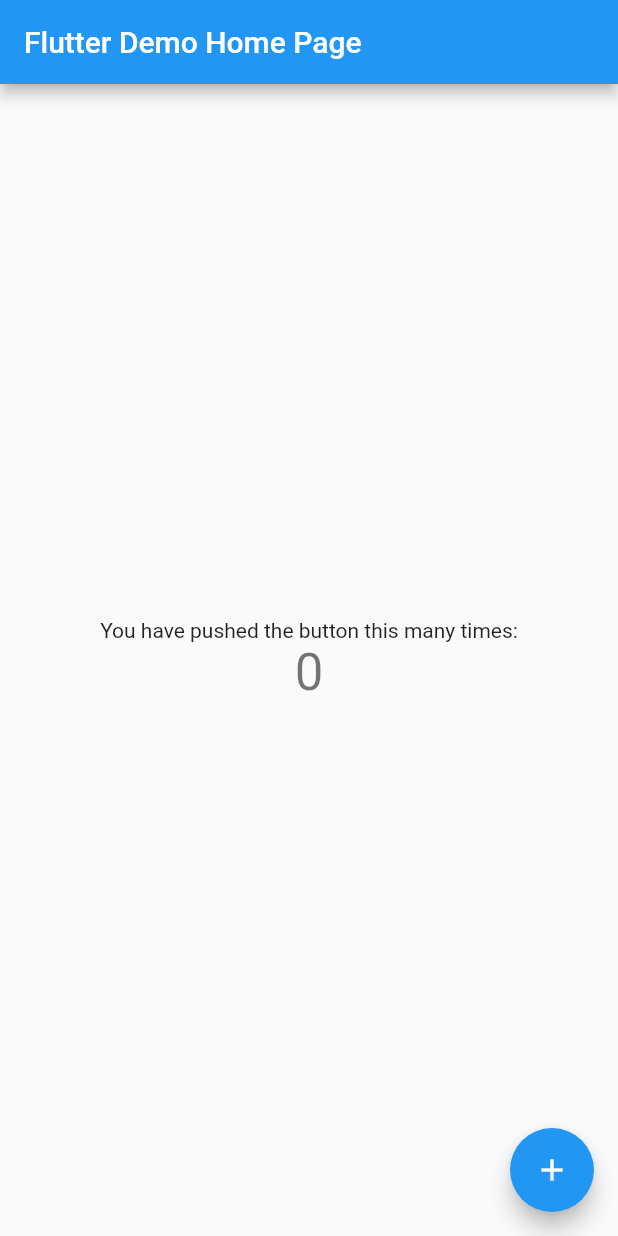
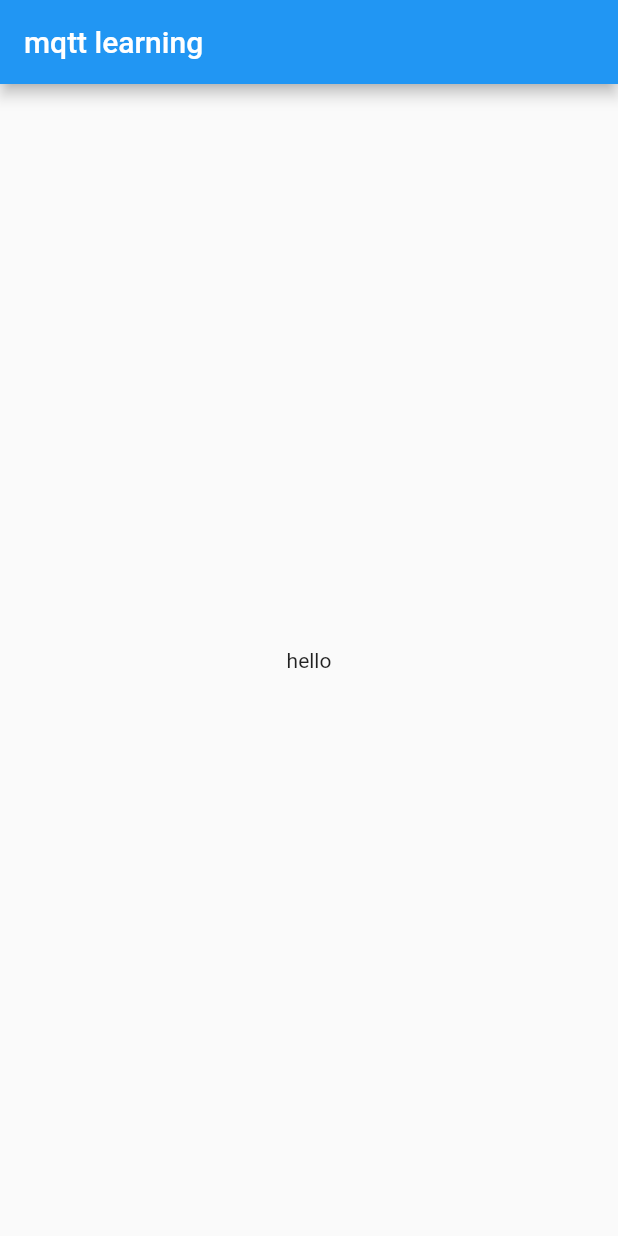
Before and after one commit to BitKnitting/Flutter_mqtt, a Flutter app: the screen it shows after launch, on a phone screen of 412 x 824 dp. Run offline on Flutter 3.47's test engine with Material 2 defaults, Android fonts, the phone set to English and light mode, and no system bars.

Commit message:
first update.

```diff
--- a/flutter_mqtt_learning/lib/main.dart
+++ b/flutter_mqtt_learning/lib/main.dart
@@ -1,8 +1,10 @@
 import 'package:flutter/material.dart';
+import 'mqtt_page.dart';
 
 void main() => runApp(MyApp());
 
 class MyApp extends StatelessWidget {
+
   // This widget is the root of your application.
   @override
   Widget build(BuildContext context) {
@@ -20,92 +22,7 @@ class MyApp extends StatelessWidget {
         // is not restarted.
         primarySwatch: Colors.blue,
       ),
-      home: MyHomePage(title: 'Flutter Demo Home Page'),
+      home: MqttPage(title: 'mqtt learning'),
     );
   }
 }
-
-class MyHomePage extends StatefulWidget {
-  MyHomePage({Key key, this.title}) : super(key: key);
-
-  // This widget is the home page of your application. It is stateful, meaning
-  // that it has a State object (defined below) that contains fields that affect
-  // how it looks.
-
-  // This class is the configuration for the state. It holds the values (in this
-  // case the title) provided by the parent (in this case the App widget) and
-  // used by the build method of the State. Fields in a Widget subclass are
-  // always marked "final".
-
-  final String title;
-
-  @override
-  _MyHomePageState createState() => _MyHomePageState();
-}
-
-class _MyHomePageState extends State<MyHomePage> {
-  int _counter = 0;
-
-  void _incrementCounter() {
-    setState(() {
-      // This call to setState tells the Flutter framework that something has
-      // changed in this State, which causes it to rerun the build method below
-      // so that the display can reflect the updated values. If we changed
-      // _counter without calling setState(), then the build method would not be
-      // called again, and so nothing would appear to happen.
-      _counter++;
-    });
-  }
-
-  @override
-  Widget build(BuildContext context) {
-    // This method is rerun every time setState is called, for instance as done
-    // by the _incrementCounter method above.
-    //
-    // The Flutter framework has been optimized to make rerunning build methods
-    // fast, so that you can just rebuild anything that needs updating rather
-    // than having to individually change instances of widgets.
-    return Scaffold(
-      appBar: AppBar(
-        // Here we take the value from the MyHomePage object that was created by
-        // the App.build method, and use it to set our appbar title.
-        title: Text(widget.title),
-      ),
-      body: Center(
-        // Center is a layout widget. It takes a single child and positions it
-        // in the middle of the parent.
-        child: Column(
-          // Column is also layout widget. It takes a list of children and
-          // arranges them vertically. By default, it sizes itself to fit its
-          // children horizontally, and tries to be as tall as its parent.
-          //
-          // Invoke "debug painting" (press "p" in the console, choose the
-          // "Toggle Debug Paint" action from the Flutter Inspector in Android
-          // Studio, or the "Toggle Debug Paint" command in Visual Studio Code)
-          // to see the wireframe for each widget.
-          //
-          // Column has various properties to control how it sizes itself and
-          // how it positions its children. Here we use mainAxisAlignment to
-          // center the children vertically; the main axis here is the vertical
-          // axis because Columns are vertical (the cross axis would be
-          // horizontal).
-          mainAxisAlignment: MainAxisAlignment.center,
-          children: <Widget>[
-            Text(
-              'You have pushed the button this many times:',
-            ),
-            Text(
-              '$_counter',
-              style: Theme.of(context).textTheme.display1,
-            ),
-          ],
-        ),
-      ),
-      floatingActionButton: FloatingActionButton(
-        onPressed: _incrementCounter,
-        tooltip: 'Increment',
-        child: Icon(Icons.add),
-      ), // This trailing comma makes auto-formatting nicer for build methods.
-    );
-  }
-}
--- /dev/null
+++ b/flutter_mqtt_learning/lib/mqtt_page.dart
@@ -0,0 +1,25 @@
+import 'package:flutter/material.dart';
+
+class MqttPage extends StatefulWidget {
+  MqttPage({this.title});
+  final String title;
+
+  @override
+  _mqttPageState createState() => _mqttPageState();
+}
+
+class _mqttPageState extends State<MqttPage> {
+  @override
+  Widget build(BuildContext context) {
+    return Scaffold(
+      appBar: AppBar(
+        title: Text(widget.title),
+      ),
+      body: SafeArea(
+        child: Center(
+          child: Text('hello'),
+        ),
+      ),
+    );
+  }
+}
```
Also changed, not shown: 1 other file.
